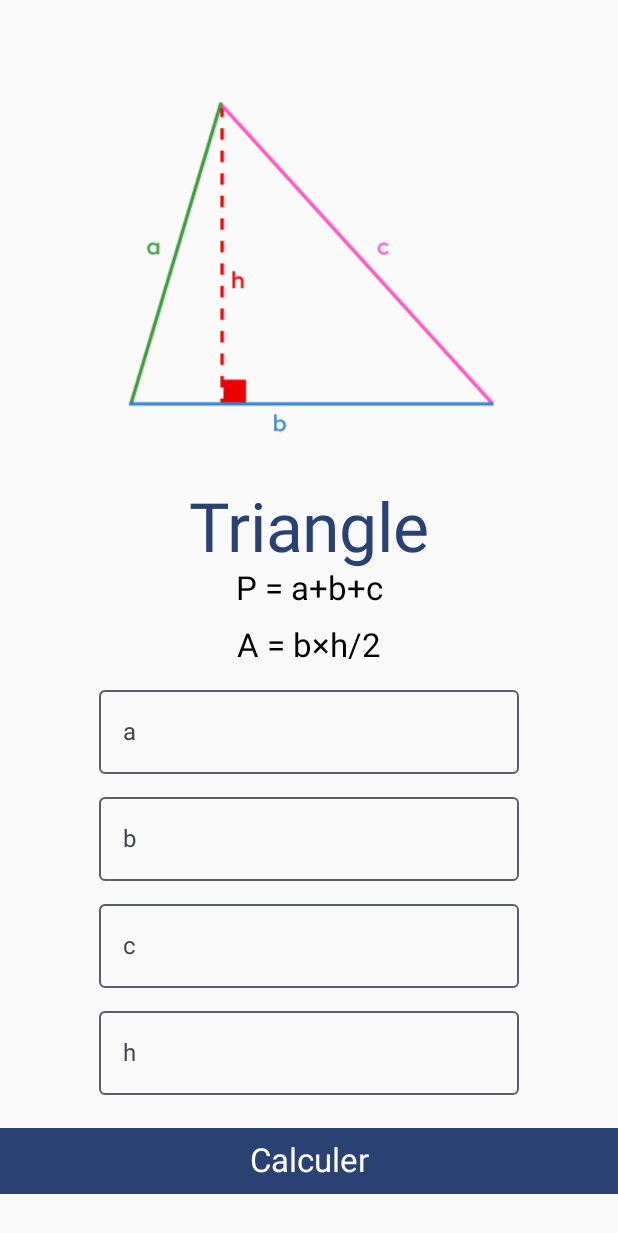
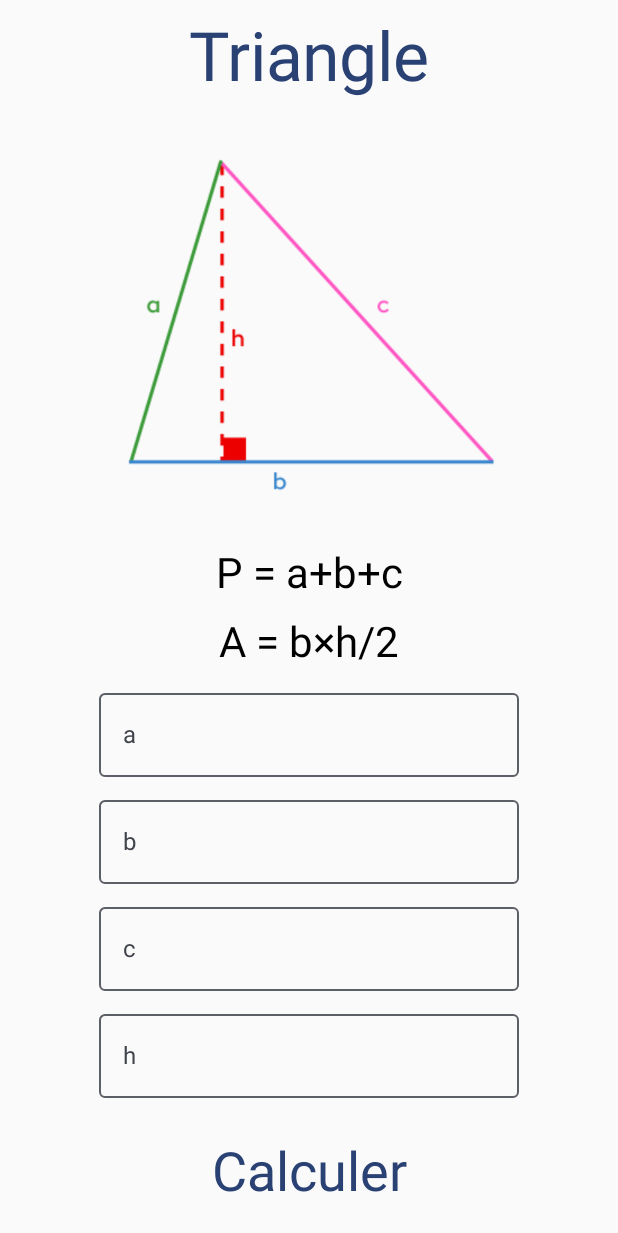
Before and after one commit to daly64/Metrix, an Android app built with Jetpack Compose: the Forme screen opened through its navigation route, on a phone screen of 412 x 824 dp. Shown: the top 1233 px of the screen. Run offline under Robolectric (Android 15) with nearby library versions, the phone set to English and light mode, and no system bars.

Commit message:
updating Ui interface

```diff
--- a/app/src/main/java/com/example/metrix/ui/screens/Forme.kt
+++ b/app/src/main/java/com/example/metrix/ui/screens/Forme.kt
@@ -5,32 +5,31 @@ import androidx.compose.foundation.layout.Arrangement
 import androidx.compose.foundation.layout.Column
 import androidx.compose.foundation.layout.Spacer
 import androidx.compose.foundation.layout.fillMaxSize
-import androidx.compose.foundation.layout.fillMaxWidth
 import androidx.compose.foundation.layout.size
-import androidx.compose.foundation.shape.RoundedCornerShape
-import androidx.compose.material3.Button
-import androidx.compose.material3.ExperimentalMaterial3Api
 import androidx.compose.material3.MaterialTheme
-import androidx.compose.material3.OutlinedTextField
 import androidx.compose.material3.Text
 import androidx.compose.runtime.Composable
 import androidx.compose.ui.Alignment
 import androidx.compose.ui.Modifier
 import androidx.compose.ui.platform.LocalContext
 import androidx.compose.ui.res.painterResource
+import androidx.compose.ui.res.stringResource
 import androidx.compose.ui.tooling.preview.Preview
 import androidx.compose.ui.unit.dp
 import androidx.navigation.NavController
+import com.example.metrix.R
 import com.example.metrix.data.enums.FormeName
 import com.example.metrix.data.models.Forme
 import com.example.metrix.ui.navigation.MetrixScreen
+import com.example.metrix.ui.screens.element.AppButton
+import com.example.metrix.ui.screens.element.AppTextField
 import com.example.metrix.ui.theme.MetrixTheme
 
 
-@OptIn(ExperimentalMaterial3Api::class)
 @Composable
-fun Forme(modifier: Modifier = Modifier,
-          navController: NavController = NavController(LocalContext.current),
+fun Forme(
+    modifier: Modifier = Modifier,
+    navController: NavController = NavController(LocalContext.current),
 ) {
     val forme = Forme(FormeName.Triangle)
     fun goTo(destination: MetrixScreen) = navController.navigate(destination.name)
@@ -39,45 +38,43 @@ fun Forme(modifier: Modifier = Modifier,
         horizontalAlignment = Alignment.CenterHorizontally,
         verticalArrangement = Arrangement.Center
     ) {
+        Text(
+            text = forme.name.toString(),
+            style = MaterialTheme.typography.displayMedium,
+            color = MaterialTheme.colorScheme.primary
+        )
         Image(
             painter = painterResource(id = forme.imageID),
             contentDescription = null,
             modifier = Modifier.size(300.dp)
         )
-        Text(
-            text = forme.name.toString(),
-            style = MaterialTheme.typography.displayMedium,
-            color = MaterialTheme.colorScheme.primary
-        )
+
 
         Text(
             text = forme.perimeterFormula,
-            style = MaterialTheme.typography.titleLarge,
+            style = MaterialTheme.typography.headlineMedium,
         )
         Spacer(modifier = Modifier.size(10.dp))
         Text(
             text = forme.areaFormula,
-            style = MaterialTheme.typography.titleLarge,
+            style = MaterialTheme.typography.headlineMedium,
         )
 
 
         forme.cotes.keys.forEach { cote ->
             Spacer(modifier = Modifier.size(15.dp))
-            OutlinedTextField(
+            AppTextField(
                 value = "",
                 onValueChange = { },
                 placeholder = { Text(text = cote) },
             )
         }
-Spacer(modifier = Modifier.size(20.dp))
-        Button(onClick = {  goTo(MetrixScreen.Result) },
-            shape = RoundedCornerShape(0.dp),
-            modifier = Modifier.fillMaxWidth()) {
-            Text(
-                text = "Calculer",
-                style = MaterialTheme.typography.titleLarge,
-            )
-        }
+        Spacer(modifier = Modifier.size(20.dp))
+
+        AppButton(
+            onClick = { goTo(MetrixScreen.Result) },
+            text = stringResource(R.string.calculer)
+        )
     }
 }
 
--- /dev/null
+++ b/app/src/main/java/com/example/metrix/ui/screens/element/AppButton.kt
@@ -0,0 +1,38 @@
+package com.example.metrix.ui.screens.element
+
+import androidx.compose.foundation.layout.fillMaxWidth
+import androidx.compose.foundation.shape.RoundedCornerShape
+import androidx.compose.material3.MaterialTheme
+import androidx.compose.material3.Text
+import androidx.compose.material3.TextButton
+import androidx.compose.runtime.Composable
+import androidx.compose.ui.Modifier
+import androidx.compose.ui.tooling.preview.Preview
+import androidx.compose.ui.unit.dp
+import com.example.metrix.ui.theme.MetrixTheme
+
+@Composable
+fun AppButton(
+    modifier: Modifier = Modifier,
+    onClick: () -> Unit = {},
+    text: String = "button",
+) {
+    TextButton(
+        onClick,
+        shape = RoundedCornerShape(0.dp),
+        modifier = modifier.fillMaxWidth()
+    ) {
+        Text(
+            text = text,
+            style = MaterialTheme.typography.displaySmall,
+        )
+    }
+}
+
+@Preview(showBackground = true)
+@Composable
+fun AppButtonPreview() {
+    MetrixTheme {
+        AppButton()
+    }
+}
--- /dev/null
+++ b/app/src/main/java/com/example/metrix/ui/screens/element/AppTextField.kt
@@ -0,0 +1,36 @@
+package com.example.metrix.ui.screens.element
+
+import androidx.compose.foundation.text.KeyboardOptions
+import androidx.compose.material3.ExperimentalMaterial3Api
+import androidx.compose.material3.OutlinedTextField
+import androidx.compose.material3.Text
+import androidx.compose.runtime.Composable
+import androidx.compose.ui.text.input.ImeAction
+import androidx.compose.ui.text.input.KeyboardType
+import androidx.compose.ui.tooling.preview.Preview
+import com.example.metrix.ui.theme.MetrixTheme
+
+@OptIn(ExperimentalMaterial3Api::class)
+@Composable
+fun AppTextField(
+    value: String = "",
+    onValueChange: (String) -> Unit = {},
+    placeholder: @Composable (() -> Unit) = { Text(text = "app textfield") },) {
+    OutlinedTextField(
+        value = value,
+        onValueChange = onValueChange,
+        placeholder = placeholder,
+        keyboardOptions = KeyboardOptions(
+            keyboardType = KeyboardType.Decimal,
+            imeAction = ImeAction.Next
+        ),
+    )
+}
+
+@Preview(showBackground = true)
+@Composable
+fun AppTextFieldPreview() {
+    MetrixTheme {
+        AppTextField()
+    }
+}
--- a/app/src/main/res/values/strings.xml
+++ b/app/src/main/res/values/strings.xml
@@ -2,12 +2,13 @@
     <string name="app_name">Metrix</string>
     <string name="Home_label">Calculer le périmètre et l\'aire d\'une figure</string>
     <string name="commencer">Commencer</string>
-    <string name="value_screen">sélectionner la valeur a calculer :</string>
-    <string name="primtre">"    Périmètre   "</string>
-    <string name="aire">"          Aire          "</string>
-    <string name="centimtrem">"    Centimètre (cm)  "</string>
-    <string name="metre">"          Mètre (m)       "</string>
+    <string name="value_screen">sélectionner la valeur a calculé :</string>
+    <string name="primtre">Périmètre</string>
+    <string name="aire">Aire</string>
+    <string name="centimtrem">Centimètre (cm)</string>
+    <string name="metre">Mètre (m)</string>
     <string name="mesure_select">sélectionner l\'unité de mesure :</string>
-    <string name="selectionner_une_fugure">sélectionner une fugure :</string>
+    <string name="selectionner_une_fugure">sélectionner une figure :</string>
     <string name="retour">Retour</string>
+    <string name="calculer">Calculer</string>
 </resources>
```
Also changed, not shown: app/src/main/AndroidManifest.xml (+4 -3 lines), app/src/main/java/com/example/metrix/ui/screens/Formes.kt (+7 -13 lines), app/src/main/java/com/example/metrix/ui/screens/Home.kt (+8 -13 lines), app/src/main/java/com/example/metrix/ui/screens/MesureUnit.kt (+14 -22 lines), app/src/main/java/com/example/metrix/ui/screens/RequestedValue.kt (+11 -23 lines), app/src/main/java/com/example/metrix/ui/screens/Result.kt (+7 -17 lines).
